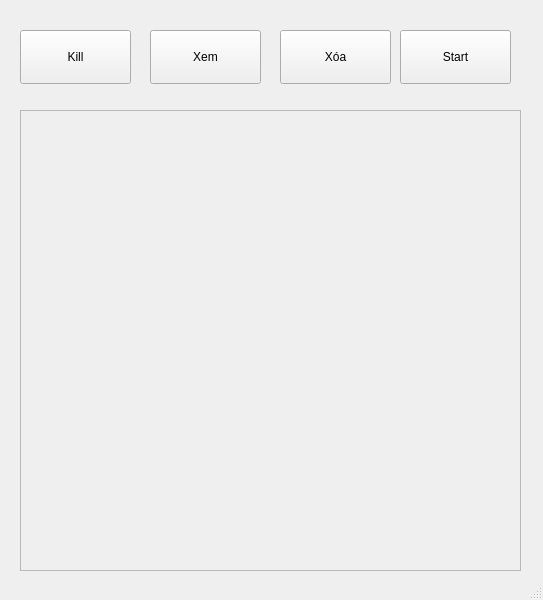
minhthao56/MMT-Socket-Python, file client/pages/AppRunning.ui: the form before one commit.
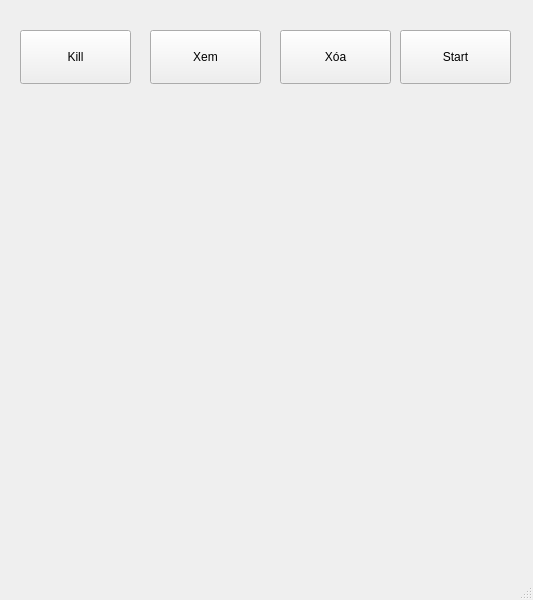
The form after the commit.

Diff of the .ui file:
```diff
--- a/client/pages/AppRunning.ui
+++ b/client/pages/AppRunning.ui
@@ -6,7 +6,7 @@
    <rect>
     <x>0</x>
     <y>0</y>
-    <width>543</width>
+    <width>533</width>
     <height>600</height>
    </rect>
   </property>
@@ -90,29 +90,6 @@
      <string>Start</string>
     </property>
    </widget>
-   <widget class="QScrollArea" name="scrollArea">
-    <property name="geometry">
-     <rect>
-      <x>20</x>
-      <y>110</y>
-      <width>501</width>
-      <height>461</height>
-     </rect>
-    </property>
-    <property name="widgetResizable">
-     <bool>true</bool>
-    </property>
-    <widget class="QWidget" name="scrollAreaWidgetContents">
-     <property name="geometry">
-      <rect>
-       <x>0</x>
-       <y>0</y>
-       <width>499</width>
-       <height>459</height>
-      </rect>
-     </property>
-    </widget>
-   </widget>
   </widget>
   <widget class="QStatusBar" name="statusbar"/>
  </widget>
```
